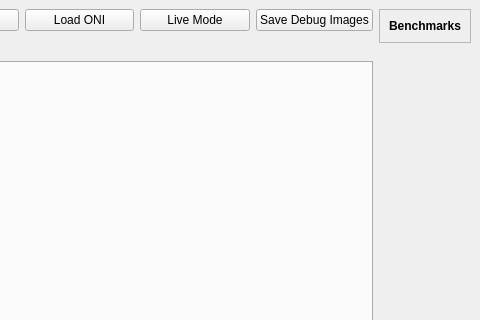
Qt form dasp_gui/WdgtKinectSuperPoints.ui (Danvil/dasp) before a commit; both pictures show x 216 to 696 and y 0 to 320 of the 696 by 533 pixel window.
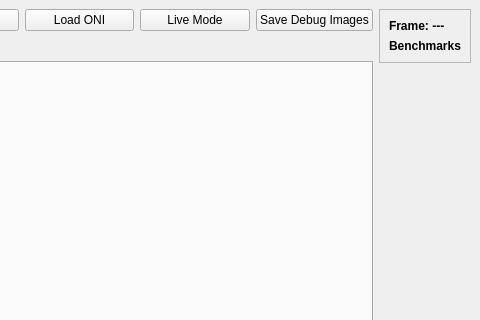
The same form after that commit.

Commit message: Added frame counter to gui. Display is only updated when a new frame was processed.

Patch:
```diff
--- a/dasp_gui/WdgtKinectSuperPoints.ui
+++ b/dasp_gui/WdgtKinectSuperPoints.ui
@@ -79,6 +79,19 @@
          <enum>QFrame::Raised</enum>
         </property>
         <layout class="QVBoxLayout" name="verticalLayout_3">
+         <item>
+          <widget class="QLabel" name="labelFrameCounter">
+           <property name="font">
+            <font>
+             <weight>75</weight>
+             <bold>true</bold>
+            </font>
+           </property>
+           <property name="text">
+            <string>Frame: ---</string>
+           </property>
+          </widget>
+         </item>
          <item>
           <layout class="QVBoxLayout" name="verticalLayoutBenchmark">
            <item>
```
The commit also changes 2 other files.
